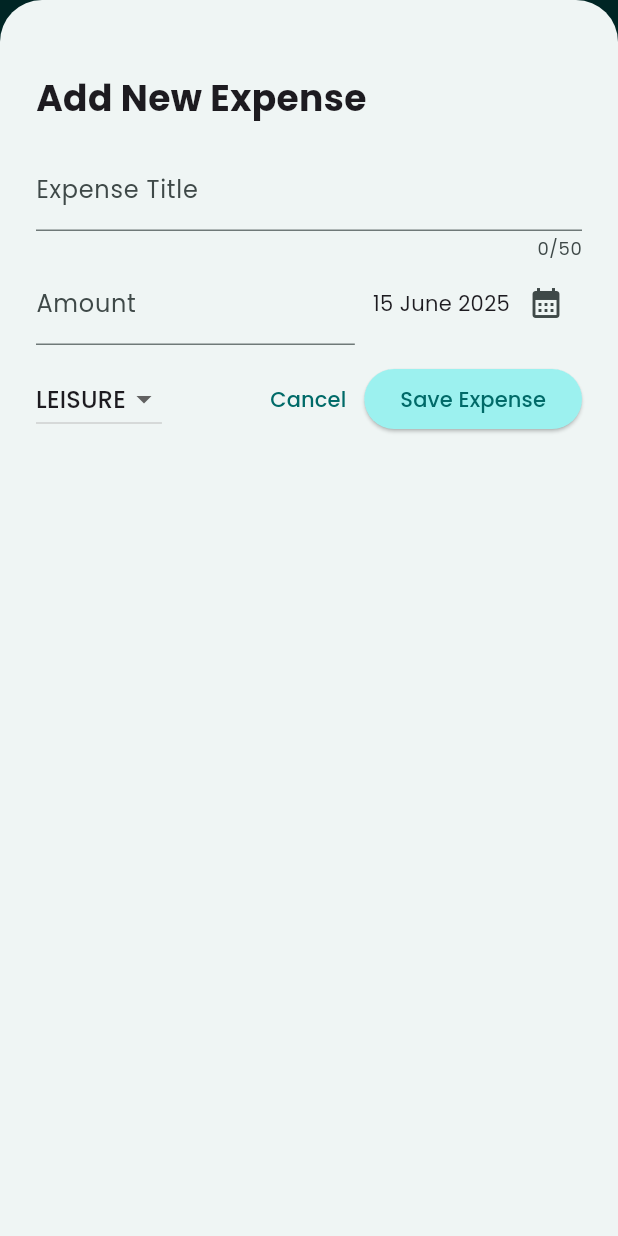
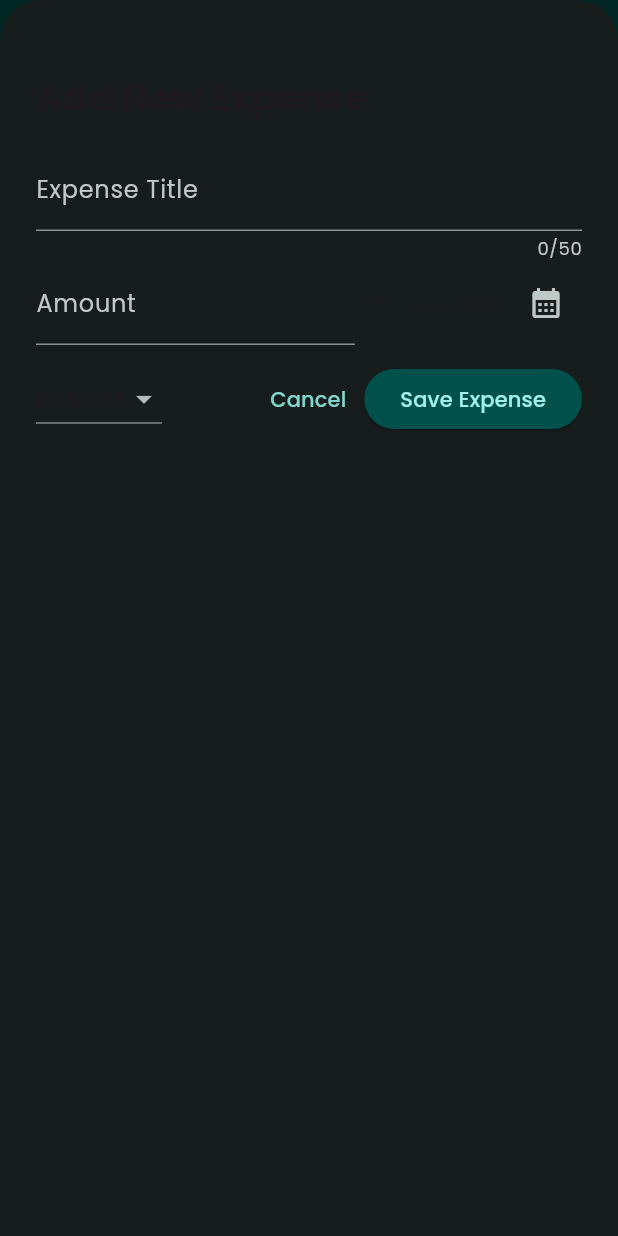
Before and after one commit to atidhira-id/flutter-expense-tracker--app, a Flutter app: the screen it shows after launch, after a tap on the "add" icon, on a phone screen of 412 x 824 dp. Run offline on Flutter 3.47's test engine with Material 3 defaults, Android fonts, the phone set to English and light mode, and no system bars; our stand-ins replace google_fonts.

Commit message:
feat: add dark theme

```diff
--- a/lib/main.dart
+++ b/lib/main.dart
@@ -6,12 +6,49 @@ var kColorScheme = ColorScheme.fromSeed(
   seedColor: const Color.fromARGB(1, 44, 189, 187),
 );
 
+var kDarkColorScheme = ColorScheme.fromSeed(
+  brightness: Brightness.dark,
+  seedColor: Color.fromARGB(1, 17, 25, 24),
+);
+
 void main() {
   WidgetsFlutterBinding.ensureInitialized();
   runApp(
     MaterialApp(
       debugShowCheckedModeBanner: false,
       title: 'Expense Tracker App',
+      darkTheme: ThemeData.dark().copyWith(
+        colorScheme: kDarkColorScheme,
+        appBarTheme: AppBarTheme().copyWith(
+          backgroundColor: kDarkColorScheme.primaryContainer,
+          foregroundColor: kDarkColorScheme.onPrimaryContainer,
+        ),
+        cardTheme: CardThemeData().copyWith(
+          color: kDarkColorScheme.secondaryContainer,
+          margin: EdgeInsets.all(0),
+          shape: RoundedRectangleBorder(
+            side: BorderSide(
+              color: kDarkColorScheme.secondaryContainer,
+              width: 1,
+            ),
+            borderRadius: BorderRadius.circular(4),
+          ),
+        ),
+        elevatedButtonTheme: ElevatedButtonThemeData(
+          style: ElevatedButton.styleFrom(
+            backgroundColor: kDarkColorScheme.primaryContainer,
+            foregroundColor: kDarkColorScheme.onPrimaryContainer,
+          ),
+        ),
+        textTheme: GoogleFonts.poppinsTextTheme().copyWith(
+          bodyLarge: GoogleFonts.poppins(color: kDarkColorScheme.onSurface),
+          bodySmall: GoogleFonts.poppins(color: kDarkColorScheme.onSurface),
+          titleLarge: GoogleFonts.poppins(
+            color: kDarkColorScheme.onPrimaryContainer,
+            fontWeight: FontWeight.bold,
+          ),
+        ),
+      ),
       theme: ThemeData().copyWith(
         colorScheme: kColorScheme,
         appBarTheme: AppBarTheme().copyWith(
@@ -31,8 +68,16 @@ void main() {
             backgroundColor: kColorScheme.primaryContainer,
           ),
         ),
-        textTheme: GoogleFonts.poppinsTextTheme().copyWith(),
+        textTheme: GoogleFonts.poppinsTextTheme().copyWith(
+          bodyLarge: GoogleFonts.poppins(color: kColorScheme.onSurface),
+          bodySmall: GoogleFonts.poppins(color: kColorScheme.onSurface),
+          titleLarge: GoogleFonts.poppins(
+            color: kColorScheme.onPrimaryContainer,
+            fontWeight: FontWeight.bold,
+          ),
+        ),
       ),
+      themeMode: ThemeMode.dark,
       home: Expenses(),
     ),
   );
```
